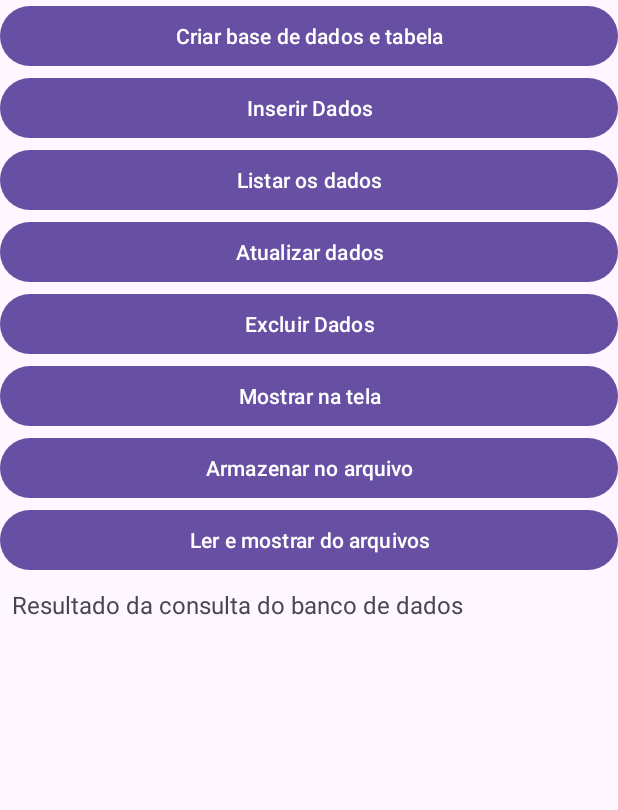
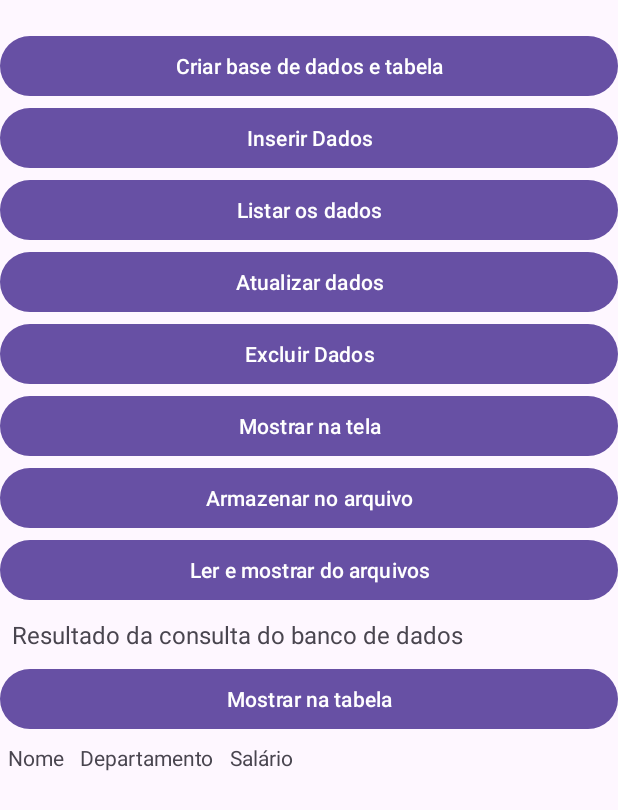
Before and after one commit to Eduardojvr/appAndroid, an Android app: the screen it shows after launch (MainActivity), on a phone screen of 412 x 824 dp. Shown: the top 810 px of the screen. Run offline under Robolectric (Android 15) with nearby library versions, the phone set to English and light mode, and no system bars.

Commit message:
Adicona tabela

```diff
--- a/app/src/main/res/layout/activity_main.xml
+++ b/app/src/main/res/layout/activity_main.xml
@@ -14,16 +14,22 @@
         android:layout_height="wrap_content"
         android:fitsSystemWindows="true" />
 
-    <LinearLayout
+    <ScrollView
         android:layout_width="match_parent"
         android:layout_height="wrap_content"
+        android:layout_marginTop="20dp">
+
+    <LinearLayout
+        android:id="@+id/linearLayout"
+        android:layout_width="match_parent"
+        android:layout_height="740dp"
         android:orientation="vertical">
 
         <Button
             android:layout_width="match_parent"
             android:layout_height="wrap_content"
             android:onClick="criarBase"
-            android:text="Criar base de dados e tabela"/>
+            android:text="Criar base de dados e tabela" />
 
         <Button
             android:layout_width="match_parent"
@@ -76,10 +82,67 @@
             android:id="@+id/resultadoTextView"
             android:layout_width="match_parent"
             android:layout_height="wrap_content"
+            android:padding="8dp"
             android:text="Resultado da consulta do banco de dados"
-            android:textSize="16sp"
-            android:padding="8dp"/>
+            android:textSize="16sp" />
+
+        <Button
+            android:layout_width="match_parent"
+            android:layout_height="wrap_content"
+            android:onClick="mostrarResultadosNaTabela"
+            android:text="Mostrar na tabela"
+            tools:visibility="visible" />
+
+        <TableLayout
+            android:id="@+id/tabela"
+            android:layout_width="match_parent"
+            android:layout_height="wrap_content">
+
+            <!-- Esta é a linha de cabeçalho da tabela -->
+            <TableRow>
+                <TextView
+                    android:text="Nome"
+                    android:padding="5dp" />
+
+                <TextView
+                    android:text="Departamento"
+                    android:padding="5dp" />
+
+                <TextView
+                    android:text="Salário"
+                    android:padding="5dp" />
+            </TableRow>
+
+            <!-- Aqui estão as linhas para os dados do banco de dados -->
+            <TableRow
+                android:id="@+id/resultadoTableRow"
+                android:layout_width="match_parent"
+                android:layout_height="wrap_content">
+
+                <TextView
+                    android:id="@+id/nomeTextView"
+                    android:padding="5dp" />
+
+                <TextView
+                    android:id="@+id/departamentoTextView"
+                    android:padding="5dp" />
+
+                <TextView
+                    android:id="@+id/salarioTextView"
+                    android:padding="5dp" />
+            </TableRow>
+        </TableLayout>
+
 
     </LinearLayout>
+    </ScrollView>
+<!--    <TextClock-->
+<!--        android:id="@+id/textClock"-->
+<!--        android:layout_width="73dp"-->
+<!--        android:layout_height="50dp"-->
+<!--        android:layout_marginLeft="100dp"-->
+<!--        app:layout_anchor="@+id/linearLayout"-->
+<!--        app:layout_anchorGravity="bottom|center" />-->
+
 
 </androidx.coordinatorlayout.widget.CoordinatorLayout>
```
Also changed, not shown: app/src/main/java/com/example/appsqlite/MainActivity.java (+44 -14 lines).
